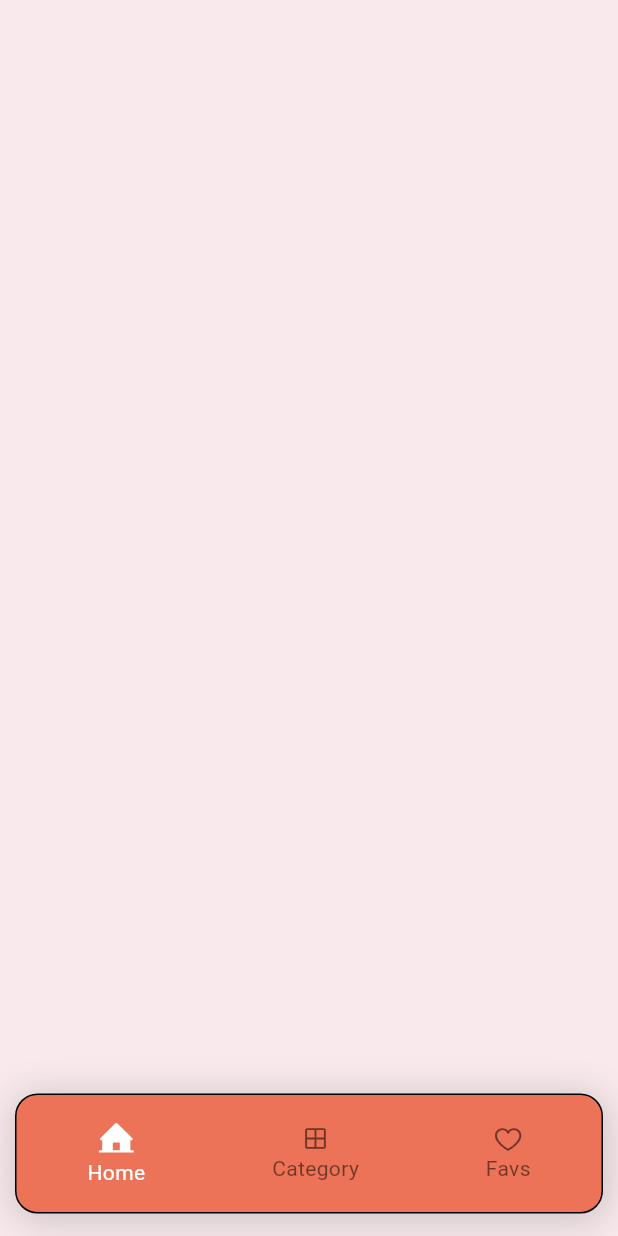
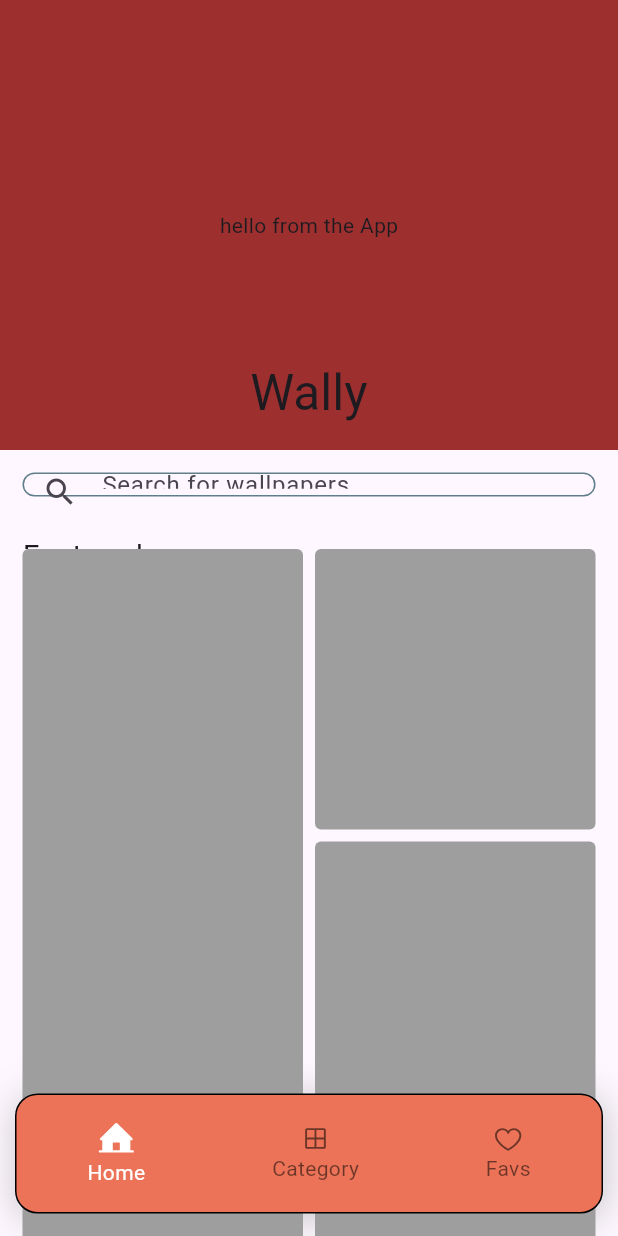
Before and after one commit to petiteKatze/wally, a Flutter app: the screen it shows after launch, on a phone screen of 412 x 824 dp. Run offline on Flutter 3.47's test engine with Material 2 defaults, Android fonts, the phone set to English and light mode, and no system bars; our stand-ins replace flutter_svg, phosphor_flutter; missing offline and left inert: flutter_vibrate.

Commit message:
basic setup done for the home page

```diff
--- /dev/null
+++ b/lib/Screens/Home/catagory.dart
@@ -0,0 +1,10 @@
+import "package:flutter/material.dart";
+
+class Catagory extends StatelessWidget {
+  const Catagory({super.key});
+
+  @override
+  Widget build(BuildContext context) {
+    return const Placeholder();
+  }
+}
--- /dev/null
+++ b/lib/Screens/Home/favs.dart
@@ -0,0 +1,10 @@
+import "package:flutter/material.dart";
+
+class Favs extends StatelessWidget {
+  const Favs({super.key});
+
+  @override
+  Widget build(BuildContext context) {
+    return const Placeholder();
+  }
+}
--- /dev/null
+++ b/lib/Screens/Home/featured.dart
@@ -0,0 +1,88 @@
+import "package:flutter/material.dart";
+import "package:flutter_staggered_grid_view/flutter_staggered_grid_view.dart";
+
+class Featured extends StatelessWidget {
+  const Featured({super.key});
+
+  @override
+  Widget build(BuildContext context) {
+    return CustomScrollView(
+      slivers: [
+        SliverAppBar.large(
+          floating: true,
+          snap: true,
+          elevation: 0,
+          pinned: true,
+          centerTitle: true,
+          expandedHeight: 300,
+          flexibleSpace: FlexibleSpaceBar(
+            title: const Text("Wally"),
+            centerTitle: true,
+            background: Container(
+              color: const Color.fromARGB(255, 158, 47, 47),
+              child: const Center(
+                child: Text("hello from the App"),
+              ),
+            ),
+          ),
+        ),
+        SliverAppBar(
+            elevation: 0,
+            pinned: false,
+            bottom: const PreferredSize(
+                preferredSize: Size.fromHeight(-10), child: SizedBox()),
+            flexibleSpace: Padding(
+              padding: const EdgeInsets.all(15.0),
+              child: Container(
+                decoration: BoxDecoration(
+                    // color: Colors.white54,
+                    borderRadius: BorderRadius.circular(8),
+                    border: Border.all(color: Colors.blueGrey)),
+                child: const TextField(
+                  autocorrect: true,
+                  autofillHints: ["Pastel", "Gradients", "Quotes"],
+                  decoration: InputDecoration(
+                      hintText: "Search for wallpapers",
+                      prefixIcon: Icon(Icons.search),
+                      border: InputBorder.none),
+                ),
+              ),
+            )),
+        const SliverAppBar(
+          pinned: true,
+          toolbarHeight: 20,
+          flexibleSpace: Padding(
+            padding: EdgeInsets.only(left: 15, right: 15, top: 10),
+            child: Text(
+              "Featured",
+              style: TextStyle(fontSize: 20),
+            ),
+          ),
+        ),
+        SliverPadding(
+          sliver: SliverGrid(
+              delegate: SliverChildBuilderDelegate(
+                (context, index) => Container(
+                  decoration: BoxDecoration(
+                      color: Colors.grey,
+                      borderRadius: BorderRadius.circular(4)),
+                ),
+                childCount: 44,
+              ),
+              gridDelegate: SliverQuiltedGridDelegate(
+                crossAxisCount: 2,
+                mainAxisSpacing: 8,
+                crossAxisSpacing: 8,
+                repeatPattern: QuiltedGridRepeatPattern.inverted,
+                pattern: const [
+                  QuiltedGridTile(2, 1),
+                  QuiltedGridTile(1, 1),
+                  QuiltedGridTile(1, 1),
+                ],
+              )),
+          padding: const EdgeInsets.symmetric(horizontal: 15),
+        )
+      ],
+    );
+  }
+}
--- a/lib/Screens/Home/home.dart
+++ b/lib/Screens/Home/home.dart
@@ -1,9 +1,14 @@
 import 'package:flutter/material.dart';
-import 'package:phosphor_flutter/phosphor_flutter.dart';
+
 import 'package:flutter_vibrate/flutter_vibrate.dart';
+import 'package:wally/Screens/Home/catagory.dart';
+import 'package:wally/Screens/Home/favs.dart';
+import 'package:wally/Screens/Home/featured.dart';
+
+import '../../widgets/nav.dart';
 
 class Home extends StatefulWidget {
-  const Home({super.key});
+  const Home({Key? key}) : super(key: key);
 
   @override
   State<Home> createState() => _HomeState();
@@ -11,122 +16,24 @@ class Home extends StatefulWidget {
 
 class _HomeState extends State<Home> {
   var _activeIndex = 0;
+  final pages = <Widget>[const Featured(), const Catagory(), const Favs()];
+
   @override
   Widget build(BuildContext context) {
     return Scaffold(
-      backgroundColor: const Color(0xFFF9E9EC),
-      bottomNavigationBar: SafeArea(bottom: true, child: nav()),
-    );
-  }
-
-  Container nav() {
-    return Container(
-      padding: const EdgeInsets.all(5),
-      margin: const EdgeInsets.symmetric(horizontal: 10, vertical: 15),
-      decoration: BoxDecoration(
-          boxShadow: [
-            BoxShadow(
-              color: Colors.grey.withOpacity(0.5),
-              spreadRadius: 2,
-              blurRadius: 20,
-              offset: Offset(1, 3), // changes position of shadow
-            ),
-          ],
-          border: Border.all(color: Colors.black),
-          color: const Color(0xFFEC7357),
-          borderRadius: BorderRadius.circular(15)),
-      child: Row(
-        mainAxisAlignment: MainAxisAlignment.spaceAround,
-        children: [
-          SizedBox(
-            height: 68,
-            child: InkWell(
-              onTap: () {
-                setState(() {
-                  Vibrate.feedback(FeedbackType.success);
-                  _activeIndex = 0;
-                });
-              },
-              child: Column(
-                mainAxisAlignment: MainAxisAlignment.center,
-                children: [
-                  PhosphorIcon(
-                    _activeIndex == 0
-                        ? PhosphorIcons.fill.houseLine
-                        : PhosphorIcons.regular.houseLine,
-                    size: _activeIndex == 0 ? 25 : 20,
-                    color: _activeIndex == 0 ? Colors.white : Colors.black54,
-                    semanticLabel: 'Home',
-                  ),
-                  Text(
-                    "Home",
-                    style: TextStyle(
-                      color: _activeIndex == 0 ? Colors.white : Colors.black54,
-                    ),
-                  )
-                ],
-              ),
-            ),
-          ),
-          SizedBox(
-            height: 68,
-            child: InkWell(
-              onTap: () {
-                setState(() {
-                  Vibrate.feedback(FeedbackType.success);
-                  _activeIndex = 1;
-                });
-              },
-              child: Column(
-                mainAxisAlignment: MainAxisAlignment.center,
-                children: [
-                  PhosphorIcon(
-                      _activeIndex == 1
-                          ? PhosphorIcons.fill.gridFour
-                          : PhosphorIcons.regular.gridFour,
-                      size: _activeIndex == 1 ? 25 : 20,
-                      color: _activeIndex == 1 ? Colors.white : Colors.black54,
-                      semanticLabel: 'Category'),
-                  Text(
-                    "Category",
-                    style: TextStyle(
-                      color: _activeIndex == 1 ? Colors.white : Colors.black54,
-                    ),
-                  )
-                ],
-              ),
-            ),
-          ),
-          SizedBox(
-            height: 68,
-            child: InkWell(
-              onTap: () {
-                setState(() {
-                  Vibrate.feedback(FeedbackType.success);
-                  _activeIndex = 2;
-                });
-              },
-              child: Column(
-                mainAxisAlignment: MainAxisAlignment.center,
-                children: [
-                  PhosphorIcon(
-                      _activeIndex == 2
-                          ? PhosphorIcons.fill.heart
-                          : PhosphorIcons.regular.heart,
-                      size: _activeIndex == 2 ? 25 : 20,
-                      color: _activeIndex == 2 ? Colors.white : Colors.black54,
-                      semanticLabel: 'Favorities'),
-                  Text(
-                    "Favs",
-                    style: TextStyle(
-                      color: _activeIndex == 2 ? Colors.white : Colors.black54,
-                    ),
-                  )
-                ],
-              ),
-            ),
-          )
-        ],
+      body: pages[_activeIndex],
+      extendBody: true,
+      bottomNavigationBar: SafeArea(
+        bottom: true,
+        child: Nav(
+          onIndexChanged: (index) {
+            setState(() {
+              Vibrate.feedback(FeedbackType.success);
+              _activeIndex = index;
+            });
+          },
+          activeIndex: _activeIndex,
+        ),
       ),
     );
   }
--- /dev/null
+++ b/lib/widgets/nav.dart
@@ -0,0 +1,134 @@
+import 'package:flutter/material.dart';
+import 'package:phosphor_flutter/phosphor_flutter.dart';
+
+class Nav extends StatefulWidget {
+  final Function(int) onIndexChanged; // New callback function
+  final int activeIndex;
+
+  const Nav({
+    Key? key,
+    required this.onIndexChanged,
+    required this.activeIndex,
+  }) : super(key: key);
+
+  @override
+  NavState createState() => NavState();
+}
+
+class NavState extends State<Nav> {
+  @override
+  Widget build(BuildContext context) {
+    return Container(
+      padding: const EdgeInsets.all(5),
+      margin: const EdgeInsets.symmetric(horizontal: 10, vertical: 15),
+      decoration: BoxDecoration(
+        boxShadow: [
+          BoxShadow(
+            color: Colors.grey.withOpacity(0.5),
+            spreadRadius: 2,
+            blurRadius: 20,
+            offset: const Offset(1, 3), // changes position of shadow
+          ),
+        ],
+        border: Border.all(color: Colors.black),
+        color: const Color(0xFFEC7357),
+        borderRadius: BorderRadius.circular(15),
+      ),
+      child: Row(
+        mainAxisAlignment: MainAxisAlignment.spaceAround,
+        children: [
+          SizedBox(
+            height: 68,
+            child: InkWell(
+              onTap: () {
+                widget.onIndexChanged(0); // Call the callback function
+              },
+              child: Column(
+                mainAxisAlignment: MainAxisAlignment.center,
+                children: [
+                  PhosphorIcon(
+                    widget.activeIndex == 0
+                        ? PhosphorIcons.fill.houseLine
+                        : PhosphorIcons.regular.houseLine,
+                    size: widget.activeIndex == 0 ? 25 : 20,
+                    color:
+                        widget.activeIndex == 0 ? Colors.white : Colors.black54,
+                    semanticLabel: 'Home',
+                  ),
+                  Text(
+                    "Home",
+                    style: TextStyle(
+                      color: widget.activeIndex == 0
+                          ? Colors.white
+                          : Colors.black54,
+                    ),
+                  )
+                ],
+              ),
+            ),
+          ),
+          SizedBox(
+            height: 68,
+            child: InkWell(
+              onTap: () {
+                widget.onIndexChanged(1); // Call the callback function
+              },
+              child: Column(
+                mainAxisAlignment: MainAxisAlignment.center,
+                children: [
+                  PhosphorIcon(
+                    widget.activeIndex == 1
+                        ? PhosphorIcons.fill.gridFour
+                        : PhosphorIcons.regular.gridFour,
+                    size: widget.activeIndex == 1 ? 25 : 20,
+                    color:
+                        widget.activeIndex == 1 ? Colors.white : Colors.black54,
+                    semanticLabel: 'Category',
+                  ),
+                  Text(
+                    "Category",
+                    style: TextStyle(
+                      color: widget.activeIndex == 1
+                          ? Colors.white
+                          : Colors.black54,
+                    ),
+                  )
+                ],
+              ),
+            ),
+          ),
+          SizedBox(
+            height: 68,
+            child: InkWell(
+              onTap: () {
+                widget.onIndexChanged(2); // Call the callback function
+              },
+              child: Column(
+                mainAxisAlignment: MainAxisAlignment.center,
+                children: [
+                  PhosphorIcon(
+                    widget.activeIndex == 2
+                        ? PhosphorIcons.fill.heart
+                        : PhosphorIcons.regular.heart,
+                    size: widget.activeIndex == 2 ? 25 : 20,
+                    color:
+                        widget.activeIndex == 2 ? Colors.white : Colors.black54,
+                    semanticLabel: 'Favorites',
+                  ),
+                  Text(
+                    "Favs",
+                    style: TextStyle(
+                      color: widget.activeIndex == 2
+                          ? Colors.white
+                          : Colors.black54,
+                    ),
+                  )
+                ],
+              ),
+            ),
+          ),
+        ],
+      ),
+    );
+  }
+}
--- a/pubspec.yaml
+++ b/pubspec.yaml
@@ -21,6 +21,8 @@ dependencies:
   flutter_svg: ^2.0.7
   phosphor_flutter: ^2.0.0
   flutter_vibrate: ^1.3.0
+  carousel_slider: ^4.2.1
+  flutter_staggered_grid_view: ^0.6.2
 
 dev_dependencies:
   flutter_test:
```
Also changed, not shown: pubspec.lock.
